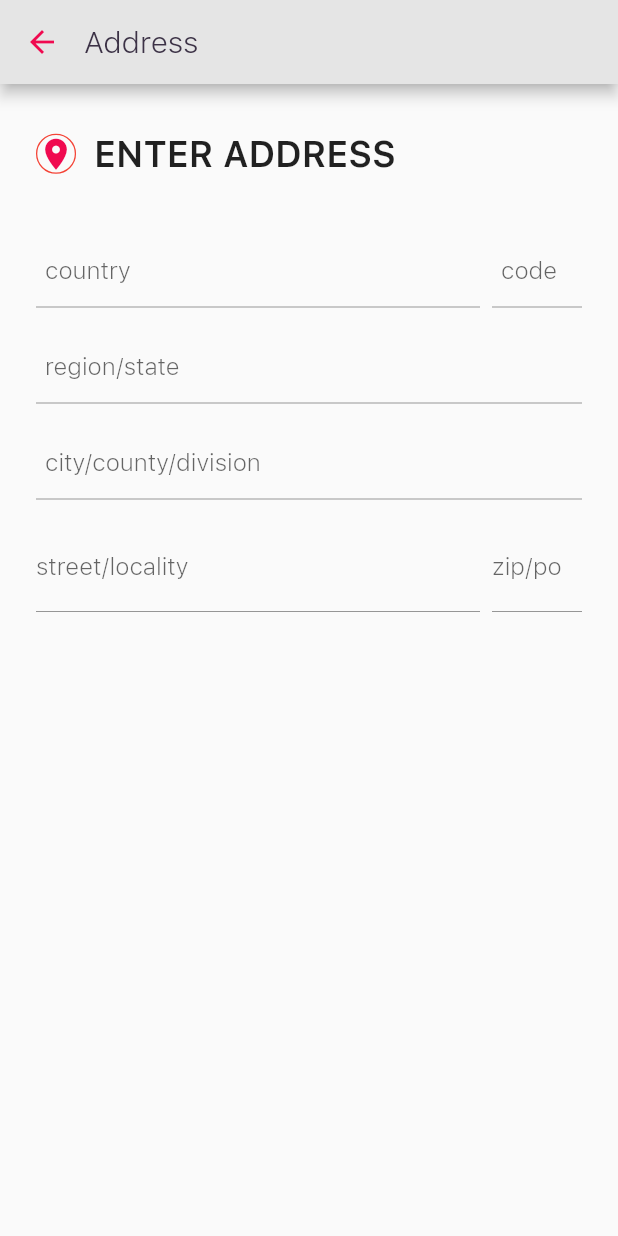
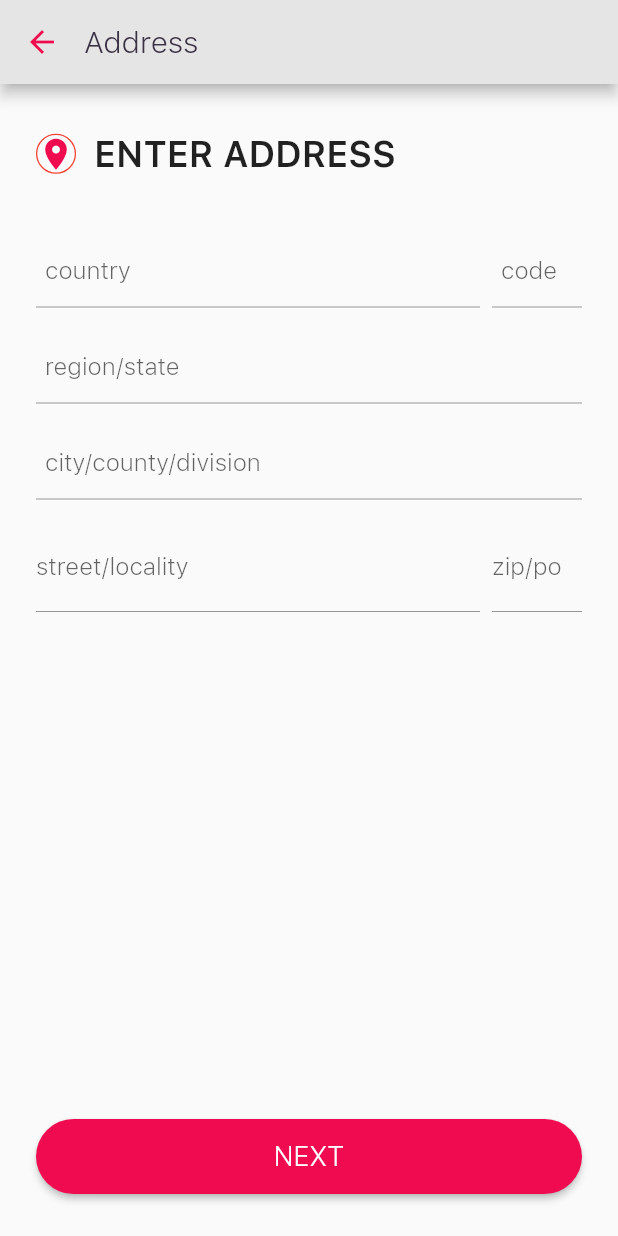
Before and after one commit to mostafizurrahman/plasma_bank, a Flutter app: the AddressWidget screen opened by its route, on a phone screen of 412 x 824 dp. Run offline on Flutter 3.47's test engine with Material 2 defaults, Android fonts, the phone set to English and light mode, and no system bars; our stand-ins replace camera, cloud_firestore, connectivity, csv, geolocator, rxdart and 2 more; missing offline and left inert: app_settings, flutter_statusbarcolor; accounts and stored records are empty; network calls fail; statements that could not run were skipped.

Commit message:
address completed.

```diff
--- a/plasma_bank/lib/app_utils/widget_providers.dart
+++ b/plasma_bank/lib/app_utils/widget_providers.dart
@@ -210,7 +210,7 @@ class WidgetProvider{
   }
 
 
-  static button(Function _onTap, final String txt, BuildContext context){
+  static button(Function _onTap, final String txt, BuildContext context, {padding = 48.0}){
     return Padding(
       padding: const EdgeInsets.all(12.0),
       child: Container(
@@ -218,7 +218,7 @@ class WidgetProvider{
           borderRadius: BorderRadius.all(Radius.circular(100)),
         ),
         height: 50,
-        width: MediaQuery.of(context).size.width - 96,
+        width: MediaQuery.of(context).size.width - padding,
         child: RaisedButton(
           shape:RoundedRectangleBorder(
               borderRadius: BorderRadius.circular(120.0),
--- a/plasma_bank/lib/widgets/address_widget.dart
+++ b/plasma_bank/lib/widgets/address_widget.dart
@@ -28,11 +28,14 @@ class _AddressState extends State<AddressWidget> {
   final TextConfig _regionConfig = TextConfig('region/state');
   final TextConfig _cityConfig = TextConfig('city/county/division');
   final TextConfig _streetConfig = TextConfig('street/locality');
-
+  ScrollController _scrollController;
   @override
   void initState() {
     super.initState();
-
+    _scrollController = new ScrollController(
+      initialScrollOffset: 0.0,
+      keepScrollOffset: true,
+    );
     final _city = locationProvider.gpsCity;
     this._countryConfig.controller.text = _city.fullName;
     this._countryCodeConfig.controller.text = _city.countryName;
@@ -57,9 +60,17 @@ class _AddressState extends State<AddressWidget> {
           appBar: WidgetProvider.appBar('Address'),
           body: Container(
             width: _width,
+//            color: Colors.red,
             child: Padding(
               padding: const EdgeInsets.only(left: 24, right: 24),
+              child:
+              Container(
+                height: 450,
+                child: SingleChildScrollView(
+                  controller: _scrollController,
                   child: Container(
+//                    color: Colors.blueAccent,
+                    height: 550,
                     width: _width - _padding,
                     child: Column(
                       crossAxisAlignment: CrossAxisAlignment.start,
@@ -101,7 +112,20 @@ class _AddressState extends State<AddressWidget> {
               ),
             ),
           ),
+          floatingActionButtonLocation:
+          FloatingActionButtonLocation.centerFloat,
+          floatingActionButton: WidgetProvider.button(
+            _saveAddress,
+            "NEXT",
+            context,
+          ),
+        ),
+      ),
     );
+  }
+
+  _saveAddress(){
+
   }
 
   _onChangedStreet(String value) {}
@@ -116,10 +140,18 @@ class _AddressState extends State<AddressWidget> {
           child: Padding(
             padding: EdgeInsets.only(top: 8, bottom: 8),
             child: new TextField(
+              autocorrect: false,
+              keyboardAppearance: Brightness.light,
               controller: _streetConfig.controller,
               focusNode: _streetConfig.focusNode,
               onChanged: _onChangedStreet,
               maxLength: 50,
+              onTap: (){
+                Future.delayed(Duration(seconds: 1), (){
+                  _scrollController.animateTo(150.0,
+                      duration: Duration(milliseconds: 500), curve: Curves.ease);
+                });
+              },
               decoration: InputDecoration(
                   focusedBorder: UnderlineInputBorder(
                     borderSide:
@@ -147,7 +179,15 @@ class _AddressState extends State<AddressWidget> {
           child: new TextField(
             controller: _zipController,
             onChanged: _onChangedStreet,
+            autocorrect: false,
+            keyboardAppearance: Brightness.light,
             maxLength: 6,
+            onTap: (){
+              Future.delayed(Duration(seconds: 1), (){
+                _scrollController.animateTo(150.0,
+                    duration: Duration(milliseconds: 500), curve: Curves.ease);
+              });
+            },
             inputFormatters: [WhitelistingTextInputFormatter.digitsOnly],
             keyboardType: TextInputType.number,
             decoration: InputDecoration(
```
Also changed, not shown: plasma_bank/lib/widgets/stateful/data_picker_widget.dart (+5 -6 lines). Lines whose indentation alone changed are shown as unchanged.
